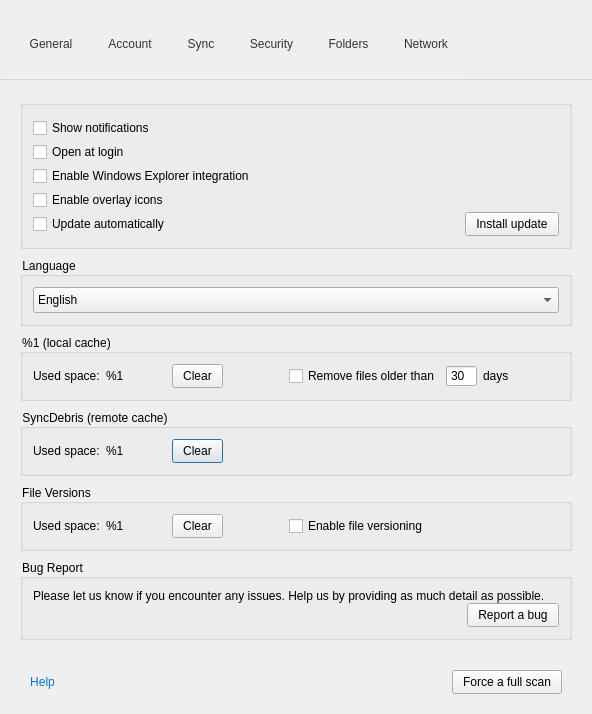
First picture: the form in src/MEGASync/gui/win/SettingsDialog.ui, repository meganz/MEGAsync, before the edit.
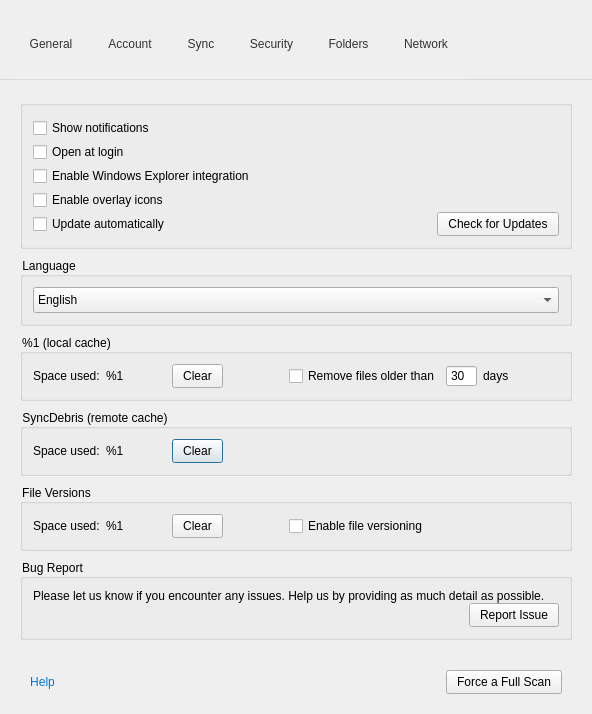
Second picture: the form after the edit. The open tabs and pages were chosen to show the change. Icons and pictures are not drawn. Custom widgets are drawn as their Qt base class.

Commit message: SNC-2077. Handle translation after Settings revamp

Patch:
```diff
--- a/src/MEGASync/gui/win/SettingsDialog.ui
+++ b/src/MEGASync/gui/win/SettingsDialog.ui
@@ -734,7 +734,7 @@
                 <enum>Qt::StrongFocus</enum>
                </property>
                <property name="text">
-                <string>Install update</string>
+                <string>Check for Updates</string>
                </property>
                <property name="autoDefault">
                 <bool>false</bool>
@@ -798,7 +798,7 @@
           <item>
            <widget class="QLabel" name="lCacheSizeStatic">
             <property name="text">
-             <string>Used space:</string>
+             <string>Space used:</string>
             </property>
            </widget>
           </item>
@@ -917,7 +917,7 @@
           <item>
            <widget class="QLabel" name="lRemoteCacheSizeStatic">
             <property name="text">
-             <string>Used space:</string>
+             <string>Space used:</string>
             </property>
            </widget>
           </item>
@@ -981,7 +981,7 @@
           <item>
            <widget class="QLabel" name="lFileVersionsSizeStatic">
             <property name="text">
-             <string>Used space:</string>
+             <string>Space used:</string>
             </property>
            </widget>
           </item>
@@ -1078,7 +1078,7 @@
           <item alignment="Qt::AlignRight">
            <widget class="QPushButton" name="bSendBug">
             <property name="text">
-             <string>Report a bug</string>
+             <string>Report Issue</string>
             </property>
            </widget>
           </item>
@@ -2927,7 +2927,7 @@
           <item>
            <widget class="QPushButton" name="bFullCheck">
             <property name="text">
-             <string>Force a full scan</string>
+             <string>Force a Full Scan</string>
             </property>
             <property name="autoDefault">
              <bool>false</bool>
```
Left out of the diff: 30 changed lines with no effect on the pictures. The commit also changes 16 other files.
